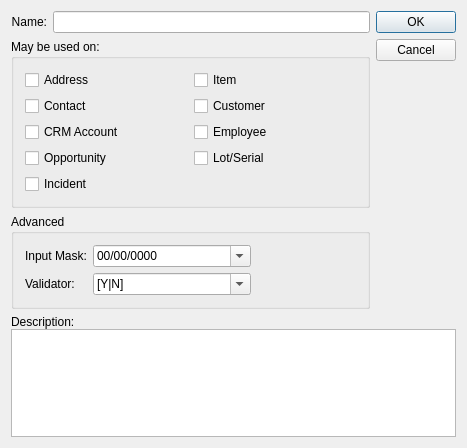
Above: xtuple/trunk/guiclient/characteristic.ui from WooodHead/xtuple before the change. Below: the same form after it.
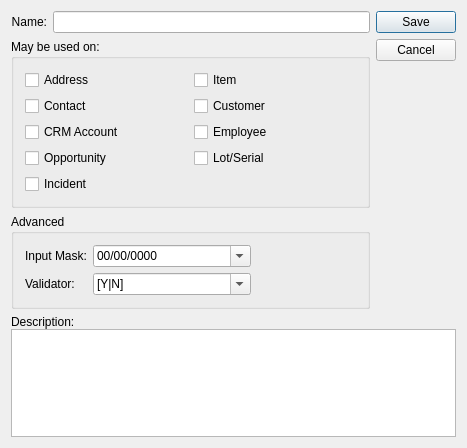
That is the form after the change. Custom widgets are drawn as their Qt base class.

Commit message: Use "Save" instead of "Ok" on button box to conform with previous appearance.

Patch:
```diff
--- a/xtuple/trunk/guiclient/characteristic.ui
+++ b/xtuple/trunk/guiclient/characteristic.ui
@@ -47,7 +47,7 @@
       <enum>Qt::Vertical</enum>
      </property>
      <property name="standardButtons">
-      <set>QDialogButtonBox::Cancel|QDialogButtonBox::Ok</set>
+      <set>QDialogButtonBox::Cancel|QDialogButtonBox::Save</set>
      </property>
     </widget>
    </item>
```
